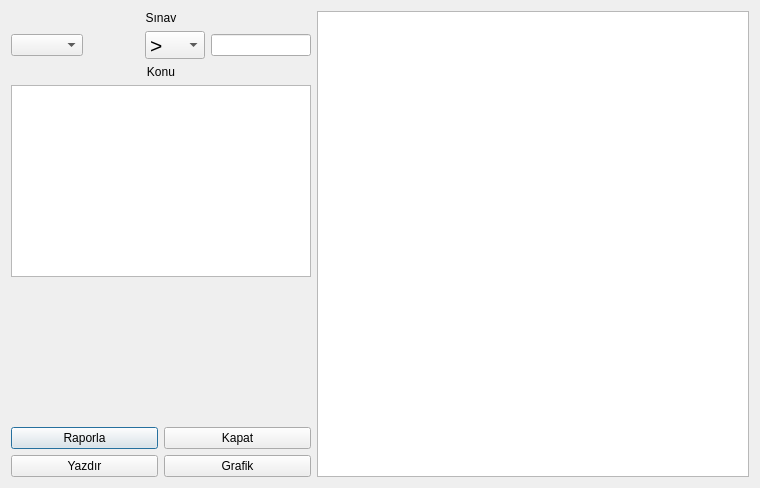
Above: raporla.ui from ekcdr/bahcesehirbitirme before the change. Below: the same form after it.
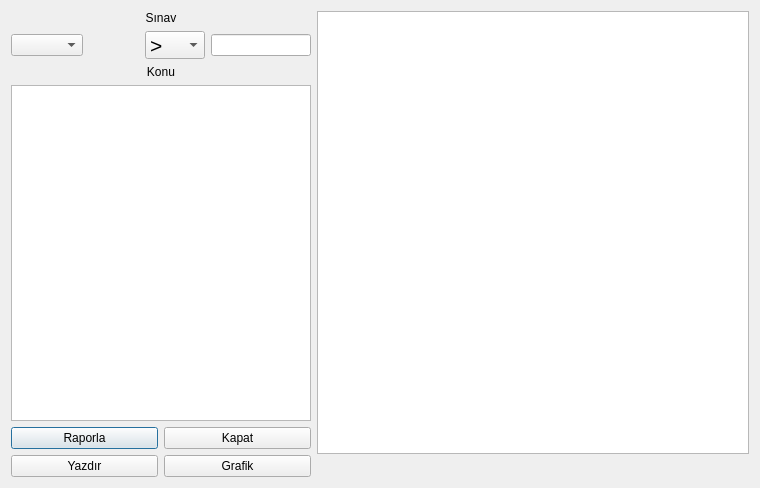
That is the form after the change.

Diff of the .ui file:
```diff
--- a/raporla.ui
+++ b/raporla.ui
@@ -14,7 +14,7 @@
    <string>Dialog</string>
   </property>
   <layout class="QGridLayout" name="gridLayout_2">
-   <item row="0" column="0">
+   <item row="0" column="0" rowspan="2">
     <layout class="QVBoxLayout" name="verticalLayout">
      <item>
       <widget class="QLabel" name="label_2">
@@ -157,7 +157,7 @@
      <item>
       <widget class="QTableWidget" name="tableWidgetKonular">
        <property name="sizePolicy">
-        <sizepolicy hsizetype="Fixed" vsizetype="Fixed">
+        <sizepolicy hsizetype="Fixed" vsizetype="Expanding">
          <horstretch>0</horstretch>
          <verstretch>0</verstretch>
         </sizepolicy>
@@ -176,35 +176,6 @@
        </property>
       </widget>
      </item>
-     <item>
-      <widget class="QLabel" name="lblOgrenciSayi">
-       <property name="sizePolicy">
-        <sizepolicy hsizetype="Preferred" vsizetype="MinimumExpanding">
-         <horstretch>0</horstretch>
-         <verstretch>0</verstretch>
-        </sizepolicy>
-       </property>
-       <property name="minimumSize">
-        <size>
-         <width>175</width>
-         <height>0</height>
-        </size>
-       </property>
-       <property name="font">
-        <font>
-         <pointsize>11</pointsize>
-         <weight>75</weight>
-         <bold>true</bold>
-        </font>
-       </property>
-       <property name="text">
-        <string/>
-       </property>
-       <property name="alignment">
-        <set>Qt::AlignLeading|Qt::AlignLeft|Qt::AlignTop</set>
-       </property>
-      </widget>
-     </item>
      <item>
       <layout class="QGridLayout" name="gridLayout">
        <item row="0" column="0">
@@ -248,6 +219,35 @@
    <item row="0" column="1">
     <widget class="QTableWidget" name="tableWidget"/>
    </item>
+   <item row="1" column="1">
+    <widget class="QLabel" name="lblOgrenciSayi">
+     <property name="sizePolicy">
+      <sizepolicy hsizetype="Preferred" vsizetype="Maximum">
+       <horstretch>0</horstretch>
+       <verstretch>0</verstretch>
+      </sizepolicy>
+     </property>
+     <property name="minimumSize">
+      <size>
+       <width>175</width>
+       <height>0</height>
+      </size>
+     </property>
+     <property name="font">
+      <font>
+       <pointsize>11</pointsize>
+       <weight>75</weight>
+       <bold>true</bold>
+      </font>
+     </property>
+     <property name="text">
+      <string/>
+     </property>
+     <property name="alignment">
+      <set>Qt::AlignLeading|Qt::AlignLeft|Qt::AlignTop</set>
+     </property>
+    </widget>
+   </item>
   </layout>
  </widget>
  <resources/>
```
